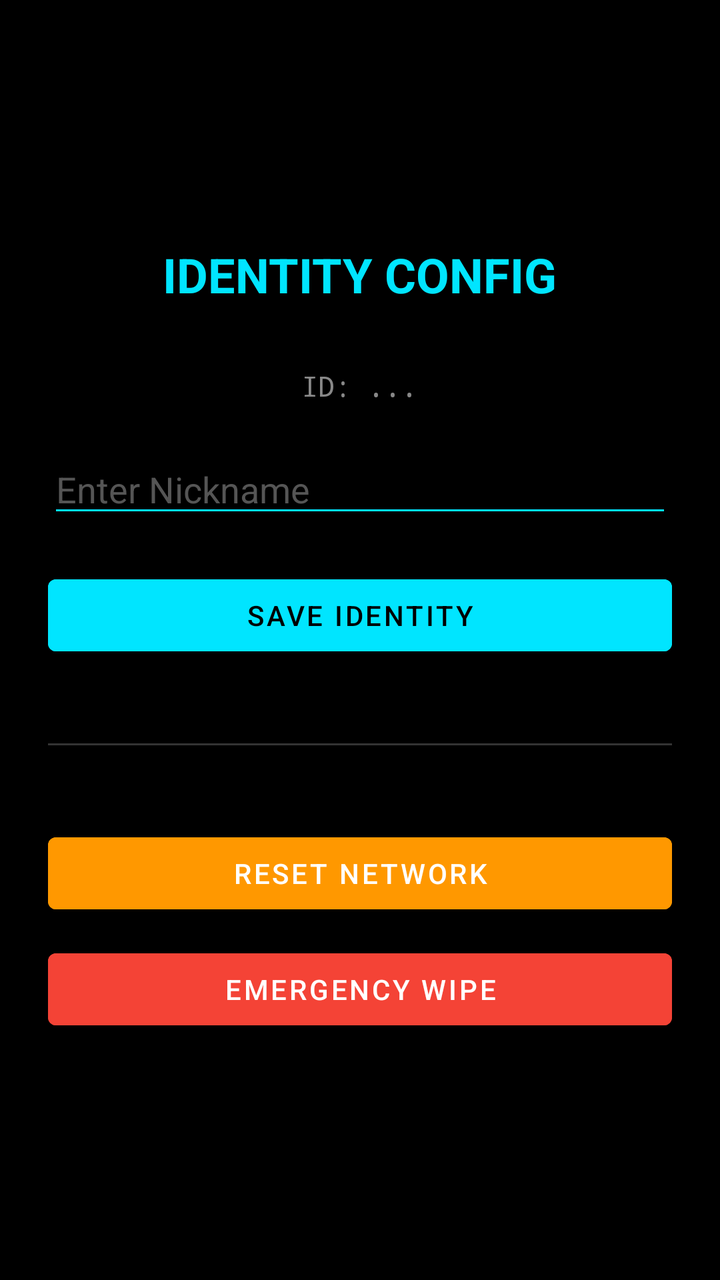
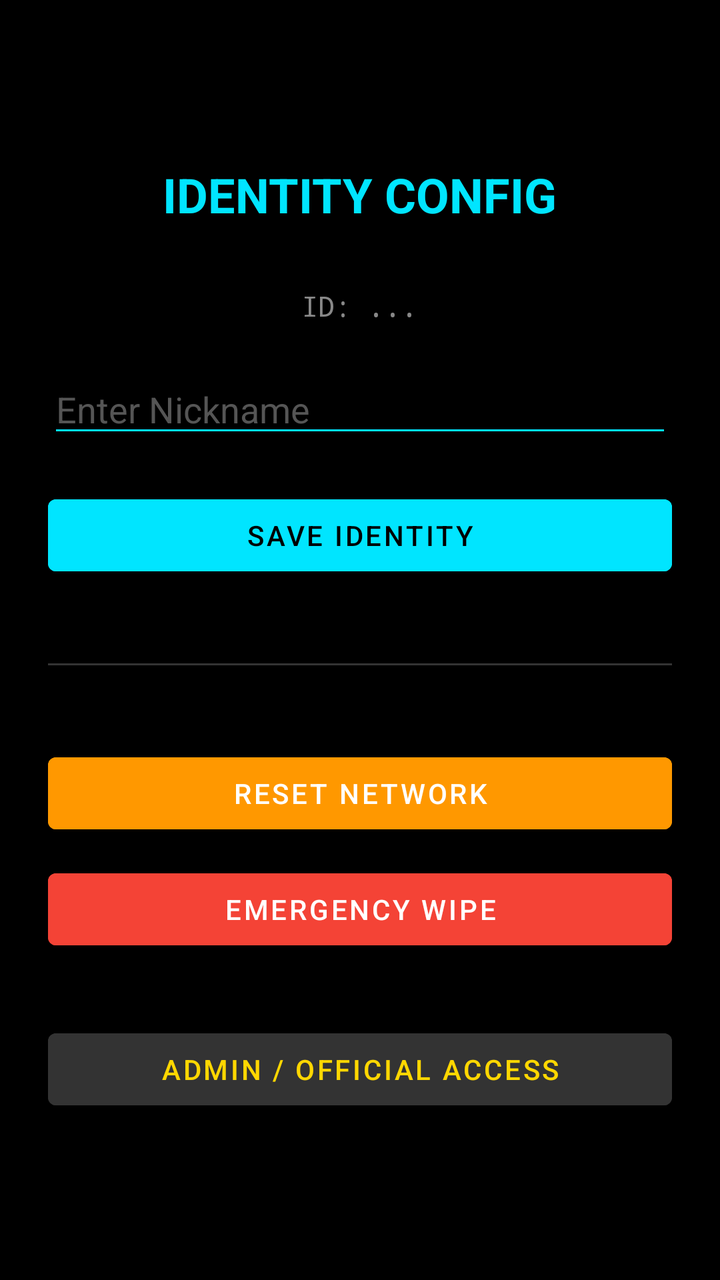

Before-and-after screenshots of an Android layout around one commit, followed by the original layout XML and the change that was made.
<!-- AndroidManifest.xml: application theme Theme.Hive -->
<!-- res/layout/activity_config.xml -->
<?xml version="1.0" encoding="utf-8"?>
<LinearLayout xmlns:android="http://schemas.android.com/apk/res/android"
    android:layout_width="match_parent"
    android:layout_height="match_parent"
    android:orientation="vertical"
    android:padding="24dp"
    android:background="#000000"
    android:gravity="center">

    <TextView
        android:text="IDENTITY CONFIG"
        android:textSize="24sp"
        android:textStyle="bold"
        android:textColor="#00E5FF"
        android:layout_marginBottom="30dp"
        android:layout_width="wrap_content"
        android:layout_height="wrap_content"/>

    <TextView
        android:id="@+id/tvUuid"
        android:text="ID: ..."
        android:textColor="#888888"
        android:fontFamily="monospace"
        android:layout_marginBottom="20dp"
        android:layout_width="wrap_content"
        android:layout_height="wrap_content"/>

    <EditText
        android:id="@+id/etNickname"
        android:hint="Enter Nickname"
        android:textColor="#FFFFFF"
        android:textColorHint="#555555"
        android:backgroundTint="#00E5FF"
        android:layout_width="match_parent"
        android:layout_height="wrap_content"/>

    <Button
        android:id="@+id/btnSaveParams"
        android:text="SAVE IDENTITY"
        android:backgroundTint="#00E5FF"
        android:textColor="#000000"
        android:layout_marginTop="20dp"
        android:layout_width="match_parent"
        android:layout_height="wrap_content"/>

    <View
        android:layout_width="match_parent"
        android:layout_height="1dp"
        android:background="#333333"
        android:layout_marginTop="40dp"
        android:layout_marginBottom="40dp"/>

    <Button
        android:id="@+id/btnResetNetwork"
        android:text="RESET NETWORK"
        android:backgroundTint="#FF9800"
        android:layout_width="match_parent"
        android:layout_height="wrap_content"/>

    <Button
        android:id="@+id/btnWipe"
        android:text="EMERGENCY WIPE"
        android:backgroundTint="#F44336"
        android:layout_marginTop="10dp"
        android:layout_width="match_parent"
        android:layout_height="wrap_content"/>

</LinearLayout>
<!-- resources referenced by this layout -->
<resources>
  <style name="Theme.Hive" parent="Theme.MaterialComponents.DayNight.NoActionBar">
          <item name="colorPrimary">@color/hive_dark</item>
          <item name="colorPrimaryVariant">@color/black</item>
          <item name="colorOnPrimary">@color/white</item>
  
          <item name="colorSecondary">@color/hive_accent</item>
          <item name="colorSecondaryVariant">@color/hive_accent</item>
          <item name="colorOnSecondary">@color/black</item>
  
          <item name="android:statusBarColor">@color/hive_dark</item>
  
          <item name="android:windowBackground">@color/hive_dark</item>
      </style>
  <color name="hive_dark">#121212</color>
  <color name="black">#FF000000</color>
  <color name="white">#FFFFFFFF</color>
  <color name="hive_accent">#00E5FF</color>
</resources>

<!-- the commit's change to res/layout/activity_config.xml (unified diff, before → after) -->
@@ -65,4 +65,13 @@
         android:layout_width="match_parent"
         android:layout_height="wrap_content"/>
 
+    <Button
+        android:id="@+id/btnGovAccess"
+        android:layout_width="match_parent"
+        android:layout_height="wrap_content"
+        android:text="Admin / Official Access"
+        android:backgroundTint="#333333"
+        android:textColor="#FFD700"
+        android:layout_marginTop="32dp"/>
+
 </LinearLayout>
